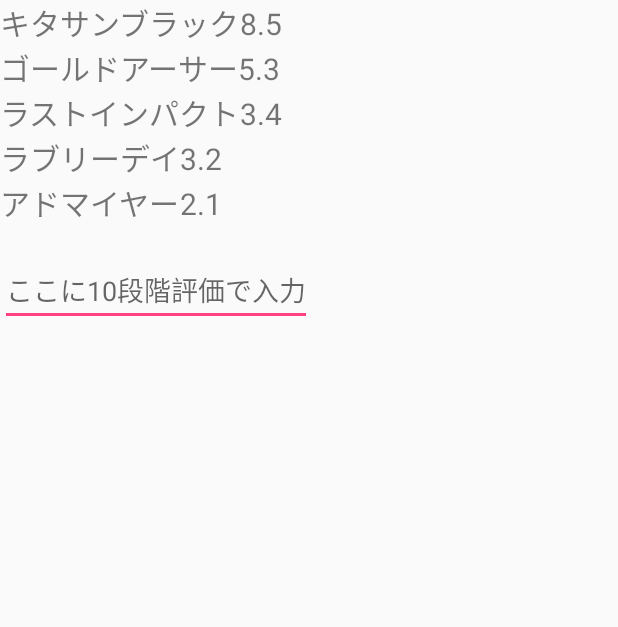
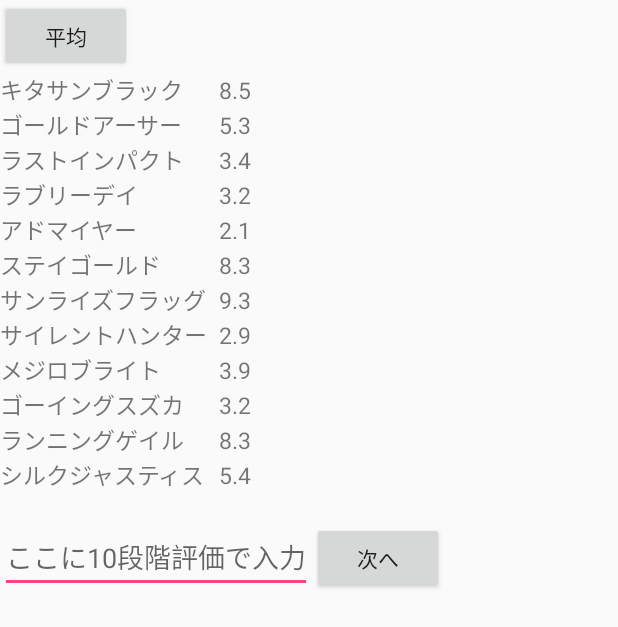
Before and after one commit to taichi1101/KEIBA2, an Android app: the JuunanseiFragment screen opened directly, with no data from a screen before it, on a phone screen of 412 x 824 dp. Shown: the top 627 px of the screen. Run offline under Robolectric (Android 15) with nearby library versions, the phone set to English and light mode, and no system bars.

Commit message:
今のレイアウトの高さでちょうど、キーボードと被らない

```diff
--- a/app/src/main/res/layout/fragment_juunansei.xml
+++ b/app/src/main/res/layout/fragment_juunansei.xml
@@ -7,113 +7,252 @@
 
 
 
-
-        <LinearLayout
+        <Button
             android:layout_width="wrap_content"
             android:layout_height="wrap_content"
-            android:orientation="horizontal">
+            android:text="平均"/>
+
+
+        <GridLayout
+            android:id="@+id/gridLayout1"
+            android:layout_width="match_parent"
+            android:layout_height="wrap_content"
+            android:columnCount="2"
+            android:rowCount="12" >
+
+
+                <!--多分この上のlistの数は1つ多くないと行けない-->
+
+
+                <!--ここで表にする ここにTextVieをおく-->
+
+                <!--<TextView-->
+                    <!--android:id="@+id/wakubann"-->
+                    <!--android:layout_width="60dp"-->
+                    <!--android:layout_height="60dp"-->
+                    <!--android:layout_column="0"-->
+                    <!--android:layout_row="0"-->
+                    <!--android:text="枠番" />-->
+
+
 
                 <TextView
                     android:layout_width="wrap_content"
                     android:layout_height="wrap_content"
                     android:text="キタサンブラック"
-            android:textSize="20sp" />
+                    android:layout_column="0"
+                    android:layout_row="0"
+                    android:textSize="15sp"/>
 
                 <TextView
                     android:layout_width="wrap_content"
                     android:layout_height="wrap_content"
-            android:text="8.5"
-            android:textSize="20sp" />
-
-        </LinearLayout>
+                    android:text="  8.5"
+                    android:layout_column="1"
+                    android:layout_row="0"
+                    android:textSize="15sp" />
 
 
-
-        <LinearLayout
-            android:layout_width="wrap_content"
-            android:layout_height="wrap_content"
-            android:orientation="horizontal">
 
                 <TextView
                     android:layout_width="wrap_content"
                     android:layout_height="wrap_content"
                     android:text="ゴールドアーサー"
-                    android:textSize="20sp" />
+                    android:layout_column="0"
+                    android:layout_row="1"
+                    android:textSize="15sp"/>
 
                 <TextView
                     android:layout_width="wrap_content"
                     android:layout_height="wrap_content"
-                    android:text="5.3"
-                    android:textSize="20sp" />
-
-        </LinearLayout>
+                    android:text="  5.3"
+                    android:layout_column="1"
+                    android:layout_row="1"
+                    android:textSize="15sp" />
 
 
-        <LinearLayout
-            android:layout_width="wrap_content"
-            android:layout_height="wrap_content"
-            android:orientation="horizontal">
 
                 <TextView
                     android:layout_width="wrap_content"
                     android:layout_height="wrap_content"
                     android:text="ラストインパクト"
-                    android:textSize="20sp" />
+                    android:layout_column="0"
+                    android:layout_row="2"
+                    android:textSize="15sp" />
 
                 <TextView
                     android:layout_width="wrap_content"
                     android:layout_height="wrap_content"
-                    android:text="3.4"
-                    android:textSize="20sp" />
+                    android:text="  3.4"
+                    android:layout_column="1"
+                    android:layout_row="2"
+                    android:textSize="15sp"/>
 
-        </LinearLayout>
+
+
+                <TextView
+                    android:layout_width="wrap_content"
+                    android:layout_height="wrap_content"
+                    android:text="ラブリーデイ"
+                    android:layout_column="0"
+                    android:layout_row="3"
+                    android:textSize="15sp" />
+
+                <TextView
+                    android:layout_width="wrap_content"
+                    android:layout_height="wrap_content"
+                    android:text="  3.2"
+                    android:layout_column="1"
+                    android:layout_row="3"
+                    android:textSize="15sp" />
+
+
+
+                <TextView
+                    android:layout_width="wrap_content"
+                    android:layout_height="wrap_content"
+                    android:text="アドマイヤー"
+                    android:layout_column="0"
+                    android:layout_row="4"
+                    android:textSize="15sp" />
+
+                <TextView
+                    android:layout_width="wrap_content"
+                    android:layout_height="wrap_content"
+                    android:text="  2.1"
+                    android:layout_column="1"
+                    android:layout_row="4"
+                    android:textSize="15sp" />
+
+
+
+                <TextView
+                    android:layout_width="wrap_content"
+                    android:layout_height="wrap_content"
+                    android:text="ステイゴールド"
+                    android:layout_column="0"
+                    android:layout_row="5"
+                    android:textSize="15sp" />
+
+                <TextView
+                    android:layout_width="wrap_content"
+                    android:layout_height="wrap_content"
+                    android:text="  8.3"
+                    android:layout_column="1"
+                    android:layout_row="5"
+                    android:textSize="15sp" />
+
+
+                <TextView
+                    android:layout_width="wrap_content"
+                    android:layout_height="wrap_content"
+                    android:text="サンライズフラッグ"
+                    android:layout_column="0"
+                    android:layout_row="6"
+                    android:textSize="15sp" />
+
+                <TextView
+                    android:layout_width="wrap_content"
+                    android:layout_height="wrap_content"
+                    android:text="  9.3"
+                    android:layout_column="1"
+                    android:layout_row="6"
+                    android:textSize="15sp" />
+
+
+
+
+                <TextView
+                    android:layout_width="wrap_content"
+                    android:layout_height="wrap_content"
+                    android:text="サイレントハンター"
+                    android:layout_column="0"
+                    android:layout_row="7"
+                    android:textSize="15sp" />
+
+                <TextView
+                    android:layout_width="wrap_content"
+                    android:layout_height="wrap_content"
+                    android:text="  2.9"
+                    android:layout_column="1"
+                    android:layout_row="7"
+                    android:textSize="15sp" />
+
+
+
+                <TextView
+                    android:layout_width="wrap_content"
+                    android:layout_height="wrap_content"
+                    android:text="メジロブライト"
+                    android:layout_column="0"
+                    android:layout_row="8"
+                    android:textSize="15sp" />
+
+                <TextView
+                    android:layout_width="wrap_content"
+                    android:layout_height="wrap_content"
+                    android:text="  3.9"
+                    android:layout_column="1"
+                    android:layout_row="8"
+                    android:textSize="15sp" />
+
+
+
+                <TextView
+                    android:layout_width="wrap_content"
+                    android:layout_height="wrap_content"
+                    android:text="ゴーイングスズカ"
+                    android:layout_column="0"
+                    android:layout_row="9"
+                    android:textSize="15sp" />
+
+                <TextView
+                    android:layout_width="wrap_content"
+                    android:layout_height="wrap_content"
+                    android:text="  3.2"
+                    android:layout_column="1"
+                    android:layout_row="9"
+                    android:textSize="15sp" />
 
 
 
 
 
-        <LinearLayout
+                <TextView
                     android:layout_width="wrap_content"
                     android:layout_height="wrap_content"
-            android:orientation="horizontal">
+                    android:text="ランニングゲイル"
+                    android:layout_column="0"
+                    android:layout_row="10"
+                    android:textSize="15sp" />
 
                 <TextView
                     android:layout_width="wrap_content"
                     android:layout_height="wrap_content"
-                    android:text="ラブリーデイ"
-                    android:textSize="20sp" />
+                    android:text="  8.3"
+                    android:layout_column="1"
+                    android:layout_row="10"
+                    android:textSize="15sp" />
+
+
 
                 <TextView
                     android:layout_width="wrap_content"
                     android:layout_height="wrap_content"
-                    android:text="3.2"
-                    android:textSize="20sp" />
-
-        </LinearLayout>
-
-
-
-        <LinearLayout
-            android:layout_width="wrap_content"
-            android:layout_height="wrap_content"
-            android:orientation="horizontal">
+                    android:text="シルクジャスティス"
+                    android:layout_column="0"
+                    android:layout_row="11"
+                    android:textSize="15sp" />
 
                 <TextView
                     android:layout_width="wrap_content"
                     android:layout_height="wrap_content"
-                    android:text="アドマイヤー"
-                    android:textSize="20sp" />
+                    android:text="  5.4"
+                    android:layout_column="1"
+                    android:layout_row="11"
+                    android:textSize="15sp" />
 
-                <TextView
-                    android:layout_width="wrap_content"
-                    android:layout_height="wrap_content"
-                    android:text="2.1"
-                    android:textSize="20sp" />
-
-        </LinearLayout>
-
-
-
+        </GridLayout>
 
 
 
@@ -138,9 +277,19 @@
             android:hint="ここに10段階評価で入力"/>
 
 
+                <Button
+                    android:layout_width="wrap_content"
+                    android:layout_height="wrap_content"
+                    android:text="次へ"/>
+
+
                 <!--ボタンはいらない、次の画面に行けばいい-->
 
         </LinearLayout>
 
 
+
+
+
+
 </LinearLayout>
```
Lines whose indentation alone changed are shown as unchanged.
